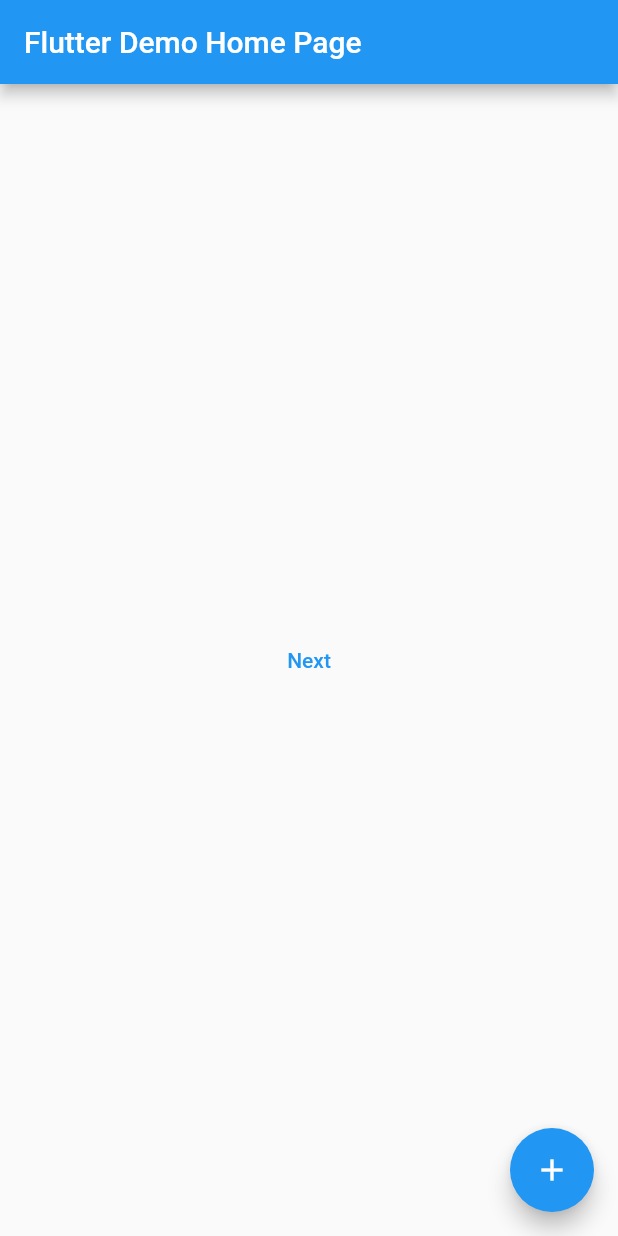
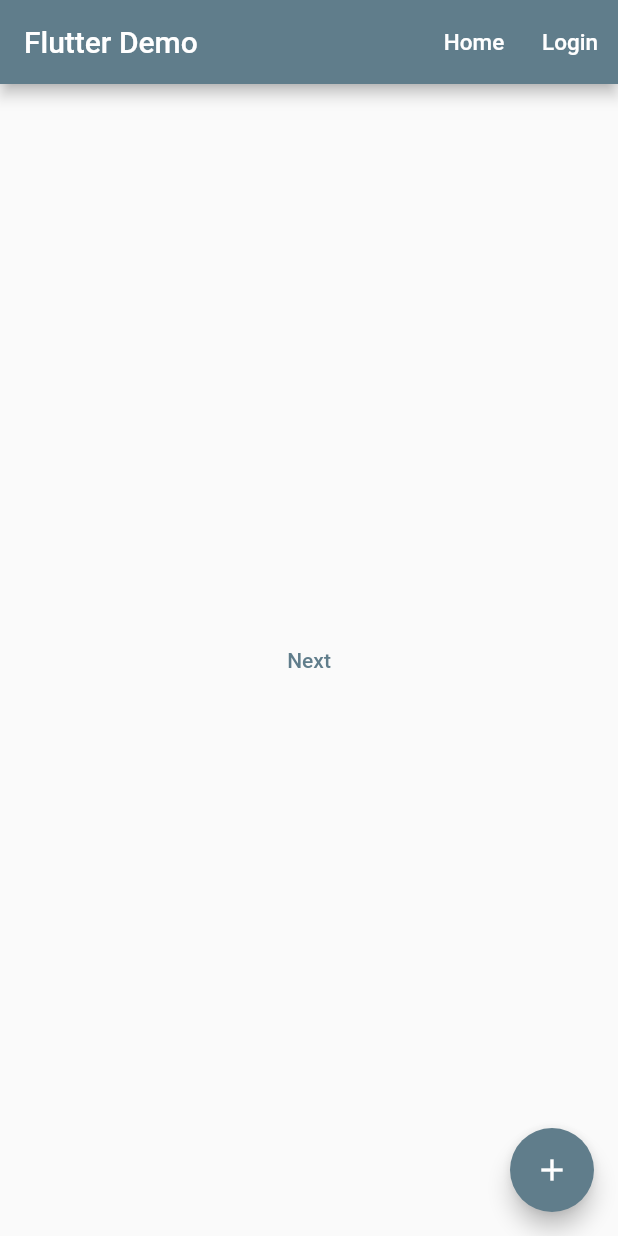
Before and after one commit to RickLeinecker/John-Cage-Tribute-v2, a Flutter app: the screen it shows after launch, on a phone screen of 412 x 824 dp. Run offline on Flutter 3.47's test engine with Material 2 defaults, Android fonts, the light colour scheme and no system bars.

```diff
--- a/Mobile/lib/HomePage.dart
+++ b/Mobile/lib/HomePage.dart
@@ -18,5 +18,4 @@
       ),
     );
   }
-
 }
--- a/Mobile/lib/main.dart
+++ b/Mobile/lib/main.dart
@@ -1,5 +1,6 @@
 import 'package:flutter/material.dart';
 import 'package:flutterapp/HomePage.dart';
+import 'package:flutterapp/Login.dart';
 
 void main() {
   runApp(const MyApp());
@@ -23,9 +24,9 @@
         // or simply save your changes to "hot reload" in a Flutter IDE).
         // Notice that the counter didn't reset back to zero; the application
         // is not restarted.
-        primarySwatch: Colors.blue,
+        primarySwatch: Colors.blueGrey,
       ),
-      home: const MyHomePage(title: 'Flutter Demo Home Page'),
+      home: const MyHomePage(title: 'Flutter Demo'),
     );
   }
 }
@@ -75,7 +76,25 @@
           // Here we take the value from the MyHomePage object that was created by
           // the App.build method, and use it to set our appbar title.
           title: Text(widget.title),
+          actions: <Widget>[
+            TextButton(
+              child: const Text('Home',
+                  style: TextStyle(fontSize: 15, color: Colors.white)),
+              onPressed: () {
+                Navigator.push(context, MaterialPageRoute(builder: (context) {
+                  return const HomePage(title: 'Homepage');
+                }));
+              },
             ),
+            TextButton(
+                child: const Text('Login',
+                    style: TextStyle(fontSize: 15, color: Colors.white)),
+                onPressed: () {
+                  Navigator.push(context, MaterialPageRoute(builder: (context) {
+                    return const Login(title: 'Login');
+                  }));
+                })
+          ]),
       body: Center(
         // Center is a layout widget. It takes a single child and positions it
         // in the middle of the parent.
```
Also changed, not shown: Mobile/pubspec.lock, 1 other file. Lines whose indentation alone changed are shown as unchanged.
